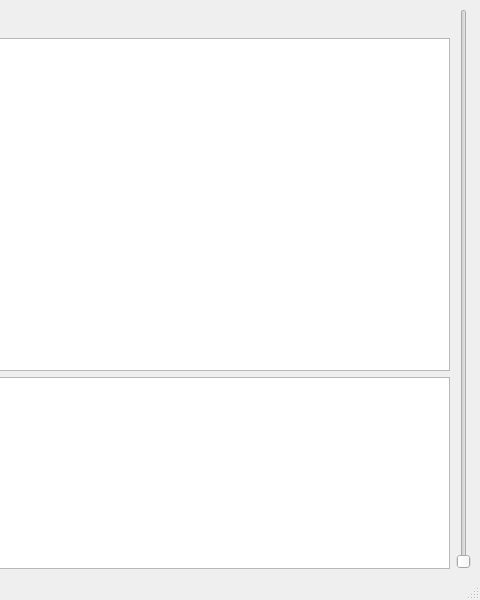
Qt form mainwindow.ui (JakubSekula/ICP-projekt) before a commit; both pictures show x 320 to 800 and y 0 to 600 of the 800 by 600 pixel window.
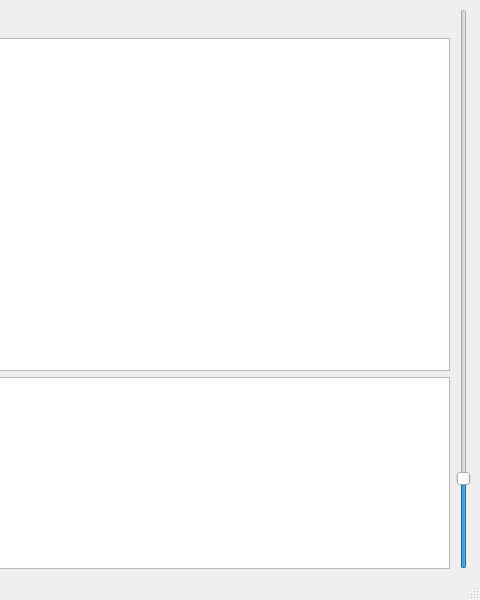
The same form after that commit.

What changed in the file:
```diff
--- a/mainwindow.ui
+++ b/mainwindow.ui
@@ -72,6 +72,9 @@
     </item>
     <item>
      <widget class="QSlider" name="verticalSlider">
+      <property name="value">
+       <number>15</number>
+      </property>
       <property name="orientation">
        <enum>Qt::Vertical</enum>
       </property>
```
